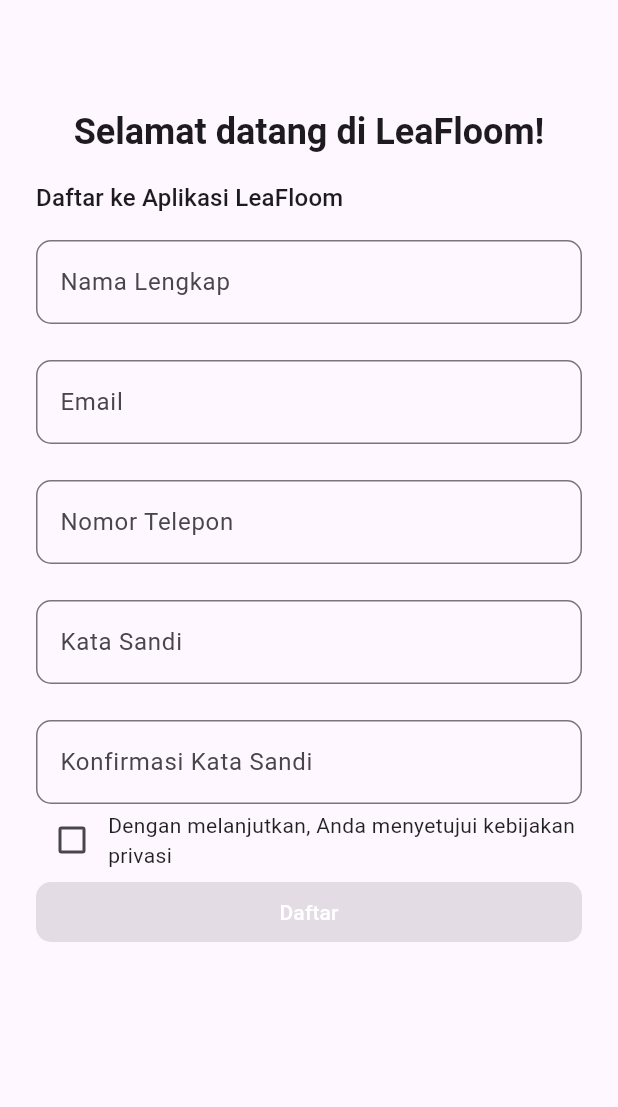
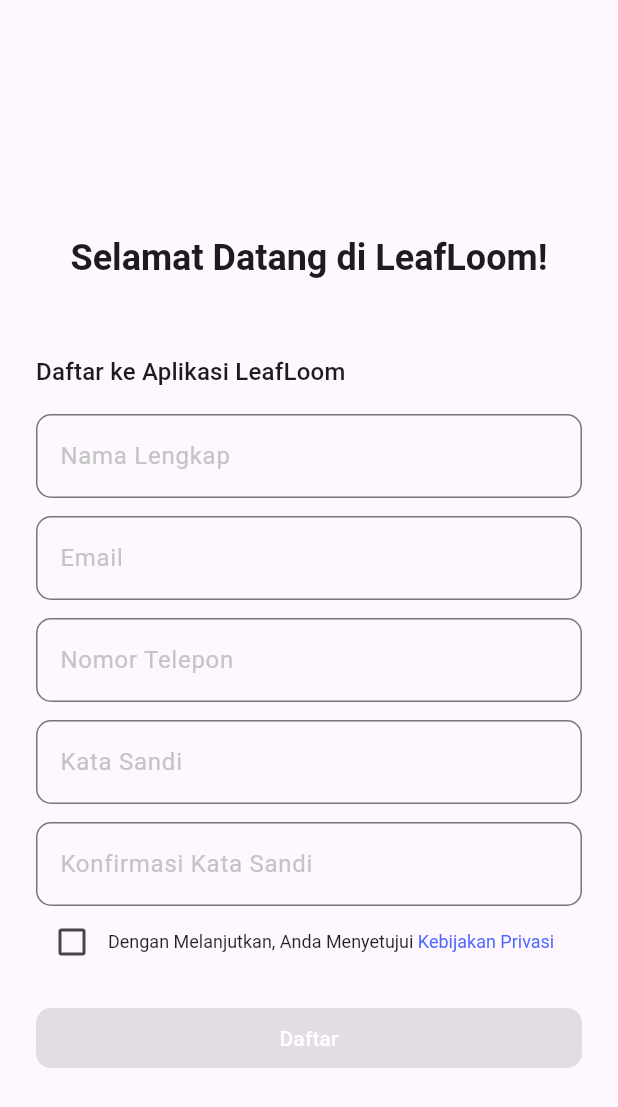
Before and after one commit to LeafLoom-PPB-MM4/LeafLoomApps, a Flutter app: the SignUpScreen screen opened by its route, on a phone screen of 412 x 824 dp. Shown: the top 1107 px of the screen. Run offline on Flutter 3.47's test engine with Material 3 defaults, Android fonts, the phone set to English and light mode, and no system bars; our stand-ins replace get, get_storage, logger; accounts and stored records are empty.

Commit message:
Memperbaiki tampilan halaman signup

```diff
--- a/leafloomapp/lib/features/authentication/screens/signup/signup.dart
+++ b/leafloomapp/lib/features/authentication/screens/signup/signup.dart
@@ -1,5 +1,7 @@
+import 'package:flutter/gestures.dart';
 import 'package:flutter/material.dart';
 import 'package:leafloom/common/styles/spacing_styles.dart';
+import 'package:leafloom/utils/constants/colors.dart';
 import 'package:leafloom/utils/constants/sizes.dart';
 
 class SignUpScreen extends StatefulWidget {
@@ -21,34 +23,43 @@
   @override
   Widget build(BuildContext context) {
     return Scaffold(
-      body: SingleChildScrollView(
+      body: Center(
+        child: SingleChildScrollView(
           child: Padding(
             padding: LSpacingStyle.paddingWithAppBarHeight,
             child: Column(
               crossAxisAlignment: CrossAxisAlignment.center,
               children: [
                 // Welcome title
-              Center(
-                child: Padding(
+                Column(
+                  children: [
+                    Padding(
                       padding: const EdgeInsets.symmetric(vertical: LSizes.md),
                       child: Text(
-                    'Selamat datang di LeaFloom!',
+                        'Selamat Datang di LeafLoom!',
                         style: Theme.of(context).textTheme.headline5!.copyWith(
                               fontWeight: FontWeight.bold,
+                              fontSize: 24.0,
                             ),
                         textAlign: TextAlign.center,
                       ),
                     ),
+                  ],
                 ),
-
+                const SizedBox(
+                  height: LSizes.xl,
+                ),
                 // Sign Up prompt
                 Padding(
                   padding: const EdgeInsets.only(bottom: LSizes.md),
                   child: Align(
                     alignment: Alignment.centerLeft,
                     child: Text(
-                    'Daftar ke Aplikasi LeaFloom',
-                    style: Theme.of(context).textTheme.subtitle1,
+                      'Daftar ke Aplikasi LeafLoom',
+                      style: Theme.of(context).textTheme.subtitle1!.copyWith(
+                            fontWeight: FontWeight.w500,
+                            fontSize: 16.0,
+                          ),
                     ),
                   ),
                 ),
@@ -60,37 +71,41 @@
                       // Full Name Field
                       TextFormField(
                         decoration: InputDecoration(
-                          labelText: 'Nama Lengkap',
+                            hintText: 'Nama Lengkap',
+                            hintStyle:
+                                const TextStyle(color: LColors.lightGrey),
                             border: OutlineInputBorder(
                                 borderRadius: BorderRadius.circular(10.0),
-                              borderSide: BorderSide(
-                                  color: const Color.fromARGB(255, 3, 46, 4)))),
+                                borderSide: const BorderSide(
+                                    color: Color.fromARGB(255, 3, 46, 4)))),
                       ),
-                    const SizedBox(height: LSizes.spaceBtwInputFields),
+                      const SizedBox(height: LSizes.inputFieldRadius),
 
                       // Email Field
                       TextFormField(
                         decoration: InputDecoration(
                           border: OutlineInputBorder(
                               borderRadius: BorderRadius.circular(10.0),
-                            borderSide: BorderSide(
-                                color: const Color.fromARGB(255, 3, 46, 4))),
-                        labelText: 'Email',
+                              borderSide: const BorderSide(
+                                  color: Color.fromARGB(255, 3, 46, 4))),
+                          hintText: 'Email',
+                          hintStyle: const TextStyle(color: LColors.lightGrey),
                         ),
                       ),
-                    const SizedBox(height: LSizes.spaceBtwInputFields),
+                      const SizedBox(height: LSizes.inputFieldRadius),
 
                       // Phone Number Field
                       TextFormField(
                         decoration: InputDecoration(
                           border: OutlineInputBorder(
                               borderRadius: BorderRadius.circular(10.0),
-                            borderSide: BorderSide(
-                                color: const Color.fromARGB(255, 3, 46, 4))),
-                        labelText: 'Nomor Telepon',
+                              borderSide: const BorderSide(
+                                  color: Color.fromARGB(255, 3, 46, 4))),
+                          hintText: 'Nomor Telepon',
+                          hintStyle: const TextStyle(color: LColors.lightGrey),
                         ),
                       ),
-                    const SizedBox(height: LSizes.spaceBtwInputFields),
+                      const SizedBox(height: LSizes.inputFieldRadius),
 
                       // Password Field
                       TextFormField(
@@ -98,12 +113,13 @@
                         decoration: InputDecoration(
                           border: OutlineInputBorder(
                               borderRadius: BorderRadius.circular(10.0),
-                            borderSide: BorderSide(
-                                color: const Color.fromARGB(255, 3, 46, 4))),
-                        labelText: 'Kata Sandi',
+                              borderSide: const BorderSide(
+                                  color: Color.fromARGB(255, 3, 46, 4))),
+                          hintText: 'Kata Sandi',
+                          hintStyle: const TextStyle(color: LColors.lightGrey),
                         ),
                       ),
-                    const SizedBox(height: LSizes.spaceBtwInputFields),
+                      const SizedBox(height: LSizes.inputFieldRadius),
 
                       // Confirm Password Field
                       TextFormField(
@@ -111,9 +127,10 @@
                         decoration: InputDecoration(
                           border: OutlineInputBorder(
                               borderRadius: BorderRadius.circular(10.0),
-                            borderSide: BorderSide(
-                                color: const Color.fromARGB(255, 3, 46, 4))),
-                        labelText: 'Konfirmasi Kata Sandi',
+                              borderSide: const BorderSide(
+                                  color: Color.fromARGB(255, 3, 46, 4))),
+                          hintText: 'Konfirmasi Kata Sandi',
+                          hintStyle: const TextStyle(color: LColors.lightGrey),
                         ),
                       ),
 
@@ -125,12 +142,36 @@
                             onChanged: _togglePrivacyPolicyAgreement,
                           ),
                           Expanded(
-                          child: Text(
-                            'Dengan melanjutkan, Anda menyetujui kebijakan privasi',
-                            style: TextStyle(color: Colors.black87),
+                            child: RichText(
+                              text: TextSpan(
+                                text: 'Dengan Melanjutkan, Anda Menyetujui ',
+                                style: const TextStyle(
+                                  color: Colors.black87,
+                                  fontSize: 12,
+                                  fontWeight: FontWeight.w400,
+                                ),
+                                children: [
+                                  TextSpan(
+                                    text: 'Kebijakan Privasi',
+                                    style: const TextStyle(
+                                      color: LColors.primary,
+                                      fontSize: 12,
+                                      fontWeight: FontWeight.w400,
+                                    ),
+                                    recognizer: TapGestureRecognizer()
+                                      ..onTap = () {
+                                        // Tambahkan logika untuk menampilkan kebijakan privasi
+                                      },
+                                  ),
+                                ],
+                              ),
                             ),
                           ),
                         ],
+                      ),
+
+                      const SizedBox(
+                        height: LSizes.spaceBtwItems,
                       ),
 
                       // Sign Up Button
@@ -141,15 +182,16 @@
                               ? () {
                                   // Tambahkan logika untuk tombol daftar
                                 }
-                            : null, // Disable button if not agreed to privacy policy
+                              : null,
                           style: ElevatedButton.styleFrom(
-                          backgroundColor: const Color.fromARGB(255, 2, 58, 4),
+                            backgroundColor:
+                                const Color.fromARGB(255, 2, 58, 4),
                             shape: RoundedRectangleBorder(
                               borderRadius: BorderRadius.circular(
                                   10), // Sesuaikan dengan radius yang diinginkan
                             ),
                           ),
-                        child: Text(
+                          child: const Text(
                             'Daftar',
                             style: TextStyle(color: Colors.white),
                           ),
@@ -162,6 +204,7 @@
             ),
           ),
         ),
+      ),
     );
   }
 }
```
Lines whose indentation alone changed are shown as unchanged.
